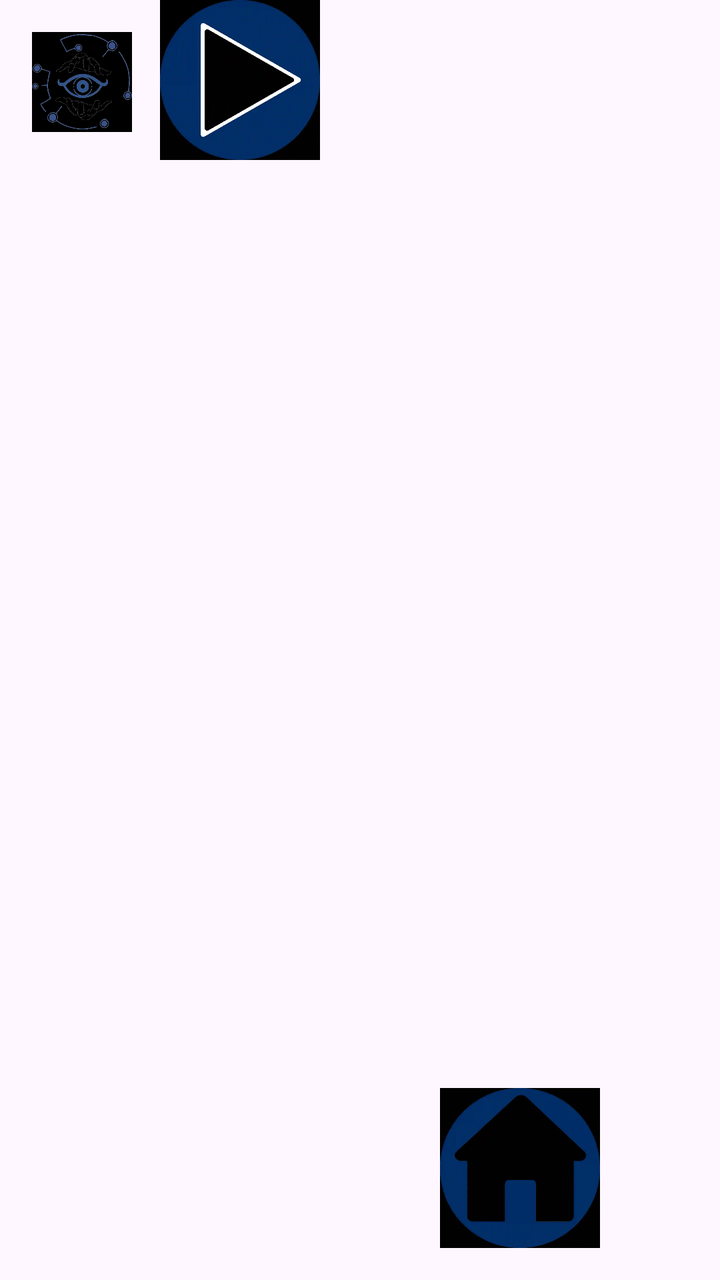
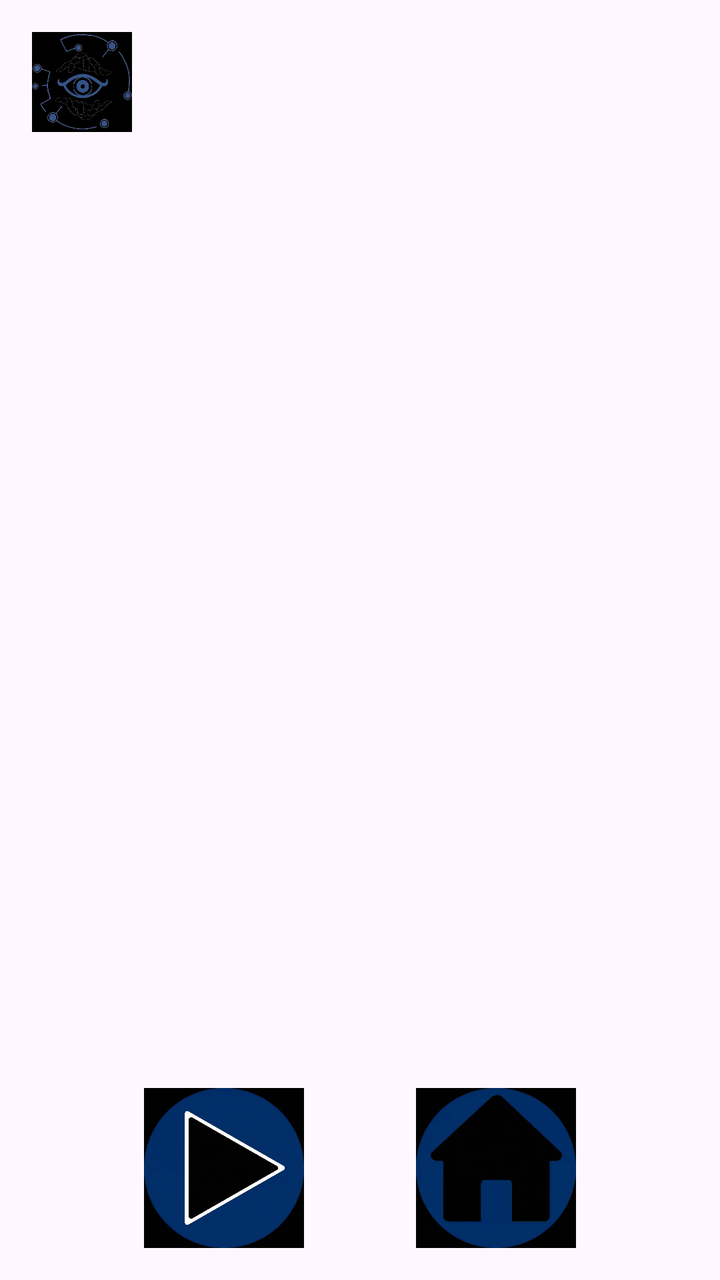

The first picture is an Android layout as it rendered before a commit; the second is the same layout after the commit. The layout source and the unified diff follow.
<!-- AndroidManifest.xml: application theme Theme.InterfaceUI1 -->
<!-- res/layout/file_interface.xml -->
<?xml version="1.0" encoding="utf-8"?>
<androidx.constraintlayout.widget.ConstraintLayout
    xmlns:android="http://schemas.android.com/apk/res/android"
    xmlns:app="http://schemas.android.com/apk/res-auto"
    xmlns:tools="http://schemas.android.com/tools"
    android:layout_width="match_parent"
    android:layout_height="match_parent">

    <ImageView
        android:id="@+id/imageView2"
        android:layout_width="50dp"
        android:layout_height="50dp"
        android:layout_marginStart="16dp"
        android:layout_marginTop="16dp"
        android:contentDescription="Logo"
        android:scaleType="centerInside"
        android:background="@color/black"
        app:layout_constraintStart_toStartOf="parent"
        app:layout_constraintTop_toTopOf="parent"
        app:srcCompat="@drawable/logo" />

    <ImageButton
        android:id="@+id/imageButton6"
        android:layout_width="80dp"
        android:layout_height="80dp"
        android:layout_marginBottom="16dp"
        android:background="@android:color/transparent"
        android:scaleType="fitCenter"
        android:contentDescription="Home"
        app:layout_constraintBottom_toBottomOf="parent"
        app:layout_constraintEnd_toEndOf="parent"
        app:layout_constraintStart_toEndOf="@+id/imageButton7"
        app:srcCompat="@drawable/home" />

    

    <ImageButton
        android:id="@+id/imageButton7"
        android:layout_width="80dp"
        android:layout_height="80dp"
        android:layout_marginStart="80dp"
        android:background="@android:color/transparent"
        android:contentDescription="Record"
        android:scaleType="fitCenter"
        app:layout_constraintStart_toStartOf="parent"
        app:srcCompat="@drawable/recordcon"
        tools:layout_editor_absoluteY="635dp" />

    <androidx.recyclerview.widget.RecyclerView
        android:id="@+id/fileList"
        android:layout_width="match_parent"
        android:layout_height="0dp"
        android:layout_marginTop="20dp"
        android:layout_marginBottom="16dp"
        app:layout_constraintTop_toBottomOf="@id/imageView2"
        app:layout_constraintBottom_toTopOf="@id/imageButton7"
        app:layout_constraintStart_toStartOf="parent"
        app:layout_constraintEnd_toEndOf="parent"
        tools:listitem="@layout/item_file"
        tools:itemCount="10" />

</androidx.constraintlayout.widget.ConstraintLayout>
<!-- res/layout/item_file.xml (included above) -->
<?xml version="1.0" encoding="utf-8"?>
<LinearLayout xmlns:android="http://schemas.android.com/apk/res/android"
    android:layout_width="match_parent"
    android:layout_height="wrap_content"
    android:orientation="horizontal"
    android:gravity="center_vertical"
    android:padding="12dp"
    android:layout_marginBottom="8dp"
    android:background="@color/white">

    <ImageView
        android:layout_width="40dp"
        android:layout_height="40dp"
        android:src="@drawable/baseline_image_24"
        android:scaleType="fitCenter"
        android:contentDescription="File icon" />

    <LinearLayout
        android:layout_width="0dp"
        android:layout_height="wrap_content"
        android:layout_weight="1"
        android:orientation="vertical"
        android:layout_marginStart="12dp">

        <TextView
            android:id="@+id/fileName"
            android:layout_width="match_parent"
            android:layout_height="wrap_content"
            android:text="recording_01.mp4"
            android:textSize="16sp"
            android:textStyle="bold"
            android:textColor="#222222"
            android:maxLines="1"
            android:ellipsize="end" />

        <TextView
            android:id="@+id/fileDetails"
            android:layout_width="match_parent"
            android:layout_height="wrap_content"
            android:text="Video recording"
            android:textSize="12sp"
            android:textColor="#777777"
            android:layout_marginTop="4dp" />

    </LinearLayout>

    <ImageView
        android:layout_width="24dp"
        android:layout_height="24dp"
        android:src="@drawable/recordcon"
        android:contentDescription="Open file" />

</LinearLayout>
<!-- resources referenced by this layout -->
<resources>
  <color name="black">#FF000000</color>
  <color name="white">#FFFFFFFF</color>
  <!-- drawable baseline_image_24 (drawable) -->
  <vector xmlns:android="http://schemas.android.com/apk/res/android" android:height="24dp" android:tint="#000000" android:viewportHeight="24" android:viewportWidth="24" android:width="24dp">
        
      <path android:fillColor="@android:color/white" android:pathData="M21,19V5c0,-1.1 -0.9,-2 -2,-2H5c-1.1,0 -2,0.9 -2,2v14c0,1.1 0.9,2 2,2h14c1.1,0 2,-0.9 2,-2zM8.5,13.5l2.5,3.01L14.5,12l4.5,6H5l3.5,-4.5z"/>
      
  </vector>
  <!-- drawable home: webp bitmap (drawable, 9742 bytes) -->
  <!-- drawable logo: png bitmap (drawable, 171347 bytes) -->
  <!-- drawable recordcon: webp bitmap (drawable, 11986 bytes) -->
  <style name="Theme.InterfaceUI1" parent="Base.Theme.InterfaceUI1" />
  <style name="Base.Theme.InterfaceUI1" parent="Theme.Material3.DayNight.NoActionBar">
          
          
      </style>
</resources>

<!-- the commit's change to res/layout/file_interface.xml (unified diff, before → after) -->
@@ -1,6 +1,5 @@
 <?xml version="1.0" encoding="utf-8"?>
-<androidx.constraintlayout.widget.ConstraintLayout
-    xmlns:android="http://schemas.android.com/apk/res/android"
+<androidx.constraintlayout.widget.ConstraintLayout xmlns:android="http://schemas.android.com/apk/res/android"
     xmlns:app="http://schemas.android.com/apk/res-auto"
     xmlns:tools="http://schemas.android.com/tools"
     android:layout_width="match_parent"
@@ -12,39 +11,42 @@
         android:layout_height="50dp"
         android:layout_marginStart="16dp"
         android:layout_marginTop="16dp"
+        android:background="@color/black"
         android:contentDescription="Logo"
         android:scaleType="centerInside"
-        android:background="@color/black"
         app:layout_constraintStart_toStartOf="parent"
         app:layout_constraintTop_toTopOf="parent"
         app:srcCompat="@drawable/logo" />
+
+    
 
     <ImageButton
         android:id="@+id/imageButton6"
         android:layout_width="80dp"
         android:layout_height="80dp"
+        android:layout_marginEnd="72dp"
         android:layout_marginBottom="16dp"
         android:background="@android:color/transparent"
+        android:contentDescription="Home"
         android:scaleType="fitCenter"
-        android:contentDescription="Home"
         app:layout_constraintBottom_toBottomOf="parent"
         app:layout_constraintEnd_toEndOf="parent"
+        app:layout_constraintHorizontal_bias="1.0"
         app:layout_constraintStart_toEndOf="@+id/imageButton7"
         app:srcCompat="@drawable/home" />
-
-    
 
     <ImageButton
         android:id="@+id/imageButton7"
         android:layout_width="80dp"
         android:layout_height="80dp"
-        android:layout_marginStart="80dp"
+        android:layout_marginStart="72dp"
+        android:layout_marginBottom="16dp"
         android:background="@android:color/transparent"
         android:contentDescription="Record"
         android:scaleType="fitCenter"
+        app:layout_constraintBottom_toBottomOf="parent"
         app:layout_constraintStart_toStartOf="parent"
-        app:srcCompat="@drawable/recordcon"
-        tools:layout_editor_absoluteY="635dp" />
+        app:srcCompat="@drawable/recordcon" />
 
     <androidx.recyclerview.widget.RecyclerView
         android:id="@+id/fileList"
@@ -52,12 +54,12 @@
         android:layout_height="0dp"
         android:layout_marginTop="20dp"
         android:layout_marginBottom="16dp"
+        app:layout_constraintBottom_toTopOf="@id/imageButton7"
+        app:layout_constraintEnd_toEndOf="parent"
+        app:layout_constraintStart_toStartOf="parent"
         app:layout_constraintTop_toBottomOf="@id/imageView2"
-        app:layout_constraintBottom_toTopOf="@id/imageButton7"
-        app:layout_constraintStart_toStartOf="parent"
-        app:layout_constraintEnd_toEndOf="parent"
-        tools:listitem="@layout/item_file"
-        tools:itemCount="10" />
+        tools:itemCount="10"
+        tools:listitem="@layout/item_file" />
 
 </androidx.constraintlayout.widget.ConstraintLayout>
 <!-- res/layout/item_file.xml (included above) -->
